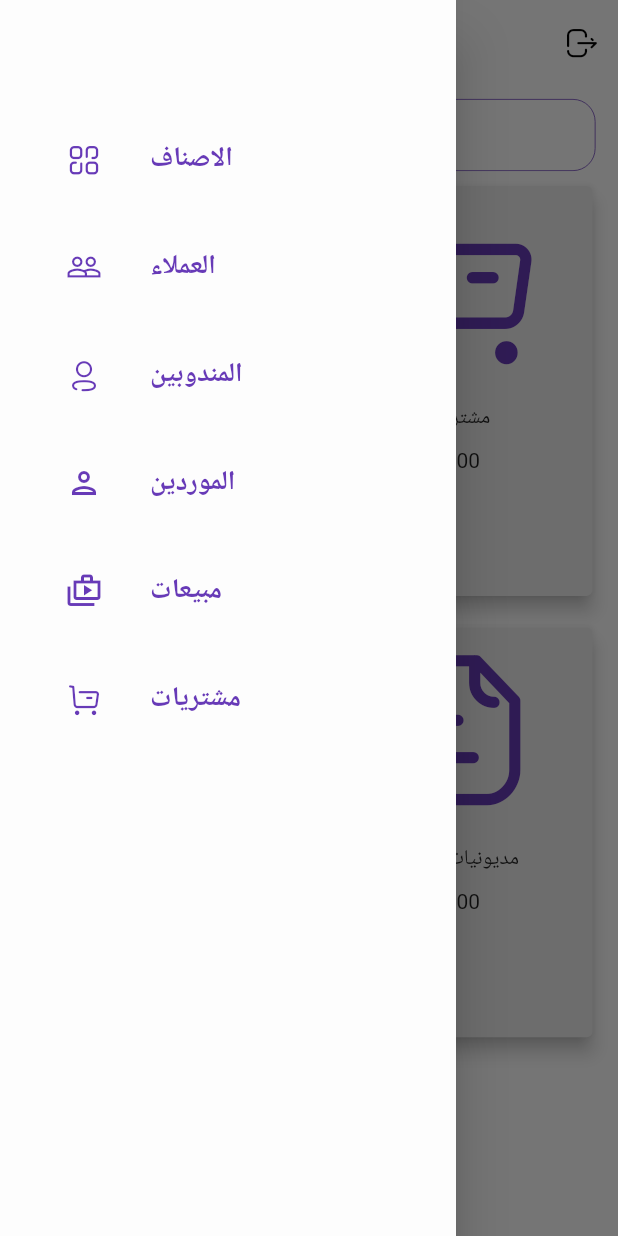
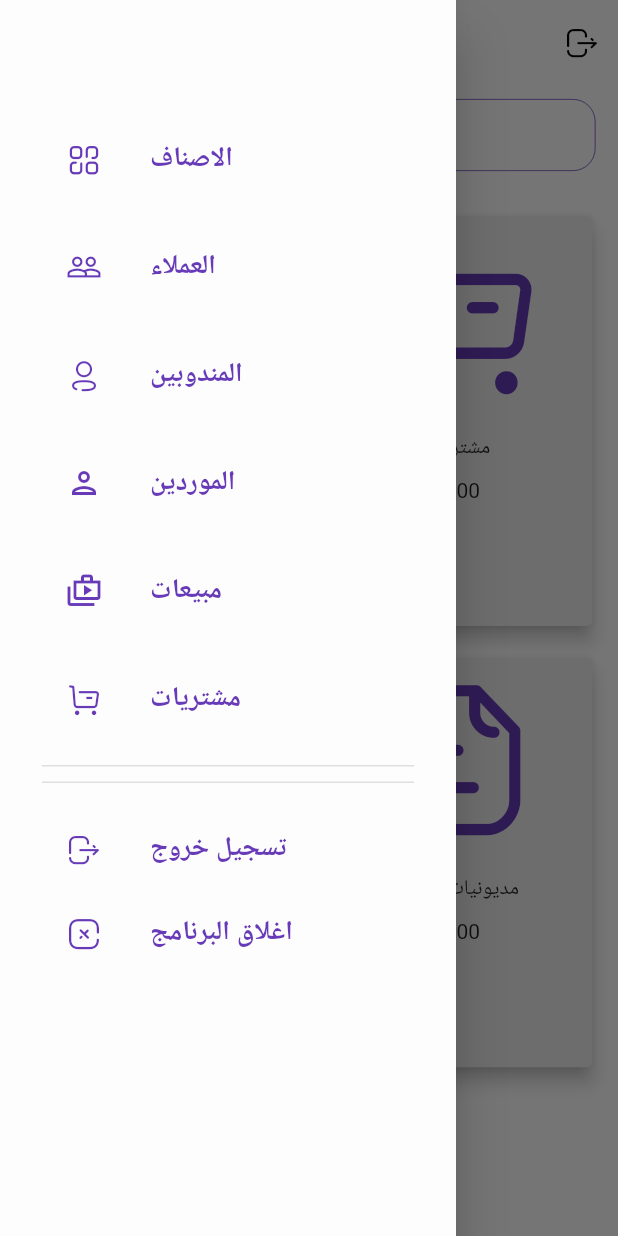
Before and after one commit to ahmedsabry10/Teknia, a Flutter app: the HomeScreen screen opened directly, with the side drawer open, on a phone screen of 412 x 824 dp. Run offline on Flutter 3.47's test engine with Material 2 defaults, Android fonts, the phone set to English and light mode, and no system bars; our stand-ins replace conditional_builder_null_safety, flutter_bloc, fluttertoast; network calls fail.

Commit message:
New Drawer and home edit

```diff
--- a/lib/Screens/Drawer/Drawer_widgets/drawer_widget.dart
+++ b/lib/Screens/Drawer/Drawer_widgets/drawer_widget.dart
@@ -1,6 +1,9 @@
+import 'dart:io';
+
 import 'package:flutter/material.dart';
 import 'package:teknia/Data/Shared/Components/reusable_components.dart';
 import 'package:teknia/Data/Shared/Styles/icon_broken.dart';
+import 'package:teknia/Screens/AuthScreens/Login/login_screen.dart';
 import 'package:teknia/Screens/Drawer/Drawers_screens/alasnaf_screen.dart';
 import 'package:teknia/Screens/Drawer/Drawers_screens/almandobeen.dart';
 import 'package:teknia/Screens/Drawer/Drawers_screens/almowrdin_screen.dart';
@@ -62,6 +65,23 @@ class NavigationDrawerWidget extends StatelessWidget {
                       icon: IconBroken.Buy,
                       onClicked: () => selectedItem(context, 5),
                     ),
+                    const SizedBox(height: 16),
+                    defaultLine(),
+                    const SizedBox(height: 10),
+                    defaultLine(),
+                    const SizedBox(height: 16),
+
+                    buildMenuItem(
+                      text: 'تسجيل خروج',
+                      icon: IconBroken.Logout,
+                      onClicked: () => navigateAndFinish(context, LoginScreen()),
+                    ),
+
+                    buildMenuItem(
+                      text: 'اغلاق البرنامج',
+                      icon: IconBroken.Close_Square,
+                      onClicked: () => exit(0),
+                    ),
                   ],
                 ),
               ),
@@ -113,6 +133,7 @@ class NavigationDrawerWidget extends StatelessWidget {
       case 5:
         navigateTo(context, purchasesScreen());
         break;
+
     }
   }
 }
--- a/lib/Screens/HomeScreens/home_screen.dart
+++ b/lib/Screens/HomeScreens/home_screen.dart
@@ -206,6 +206,9 @@ class HomeScreen extends StatelessWidget {
                          */
                       ],
                     ),
+                    SizedBox(
+                      height: 20.0,
+                    ),
                     Container(
                       color: Colors.white60,
                       child: GridView.count(
--- a/pubspec.yaml
+++ b/pubspec.yaml
@@ -47,6 +47,7 @@ dependencies:
   fluttertoast: ^8.0.9
   hexcolor:
   image_picker: ^0.8.5+3
+  animated_drawer: ^0.0.4
 
 dev_dependencies:
   flutter_test:
```
Also changed, not shown: lib/Screens/HomeScreens/mabiaat_screen.dart (+6 -1 lines), pubspec.lock.
